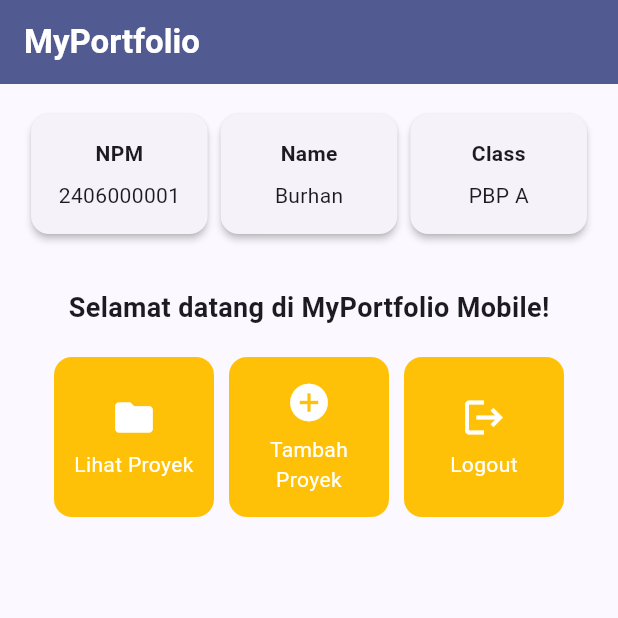
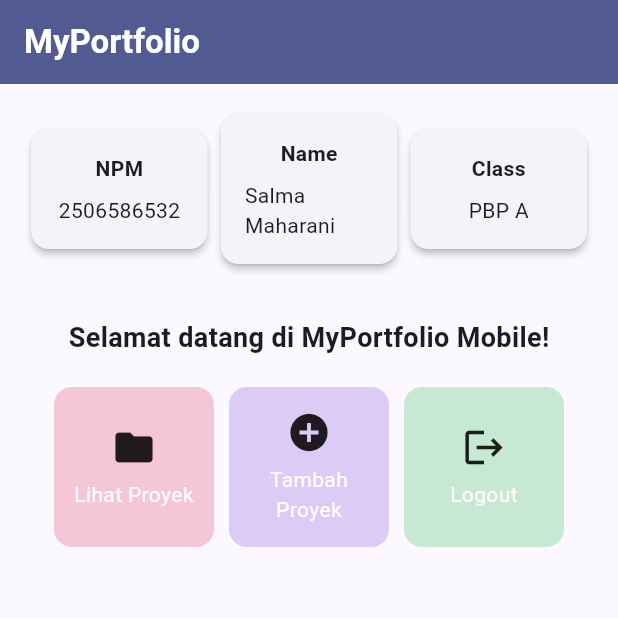
Before and after one commit to salhraa/myportofolio_mobile, a Flutter app: the screen it shows after launch, on a phone screen of 412 x 824 dp, the top half of it. Run offline on Flutter 3.47's test engine with Material 3 defaults, Android fonts, the phone set to English and light mode, and no system bars.

Commit message:
feat: customize portfolio menu with pastel colors

```diff
--- a/lib/menu.dart
+++ b/lib/menu.dart
@@ -4,14 +4,14 @@ import 'package:flutter/material.dart';
 class MyHomePage extends StatelessWidget {
   MyHomePage({super.key});
 
-  final String npm = "2406000001";
-  final String nama = "Burhan";
+  final String npm = "2506586532";
+  final String nama = "Salma Maharani";
   final String kelas = "PBP A";
 
   final List<ItemHomepage> items = [
-    ItemHomepage("Lihat Proyek", Icons.folder),
-    ItemHomepage("Tambah Proyek", Icons.add_circle),
-    ItemHomepage("Logout", Icons.logout),
+    ItemHomepage("Lihat Proyek", Icons.folder, const Color(0xFFF5C6D6)),
+    ItemHomepage("Tambah Proyek", Icons.add_circle, const Color(0xFFDCCCF5)),
+    ItemHomepage("Logout", Icons.logout, const Color(0xFFC7E8D3)),
   ];
 
     @override
@@ -120,8 +120,9 @@ class InfoCard extends StatelessWidget {
 class ItemHomepage {
   final String name;
   final IconData icon;
+  final Color color;
 
-  ItemHomepage(this.name, this.icon);
+  ItemHomepage(this.name, this.icon, this.color);
 }
 class ItemCard extends StatelessWidget {
   final ItemHomepage item;
@@ -132,7 +133,7 @@ class ItemCard extends StatelessWidget {
   Widget build(BuildContext context) {
     return Material(
       // Menggunakan warna sekunder dari skema tema aplikasi.
-      color: Theme.of(context).colorScheme.secondary,
+      color: item.color,
       borderRadius: BorderRadius.circular(12),
       child: InkWell(
         // Aksi ketika kartu ditekan oleh pengguna.
@@ -152,7 +153,7 @@ class ItemCard extends StatelessWidget {
               children: [
                 Icon(
                   item.icon,
-                  color: Colors.white,
+                  color: Colors.black87,
                   size: 30.0,
                 ),
                 const Padding(padding: EdgeInsets.all(3)),
```
